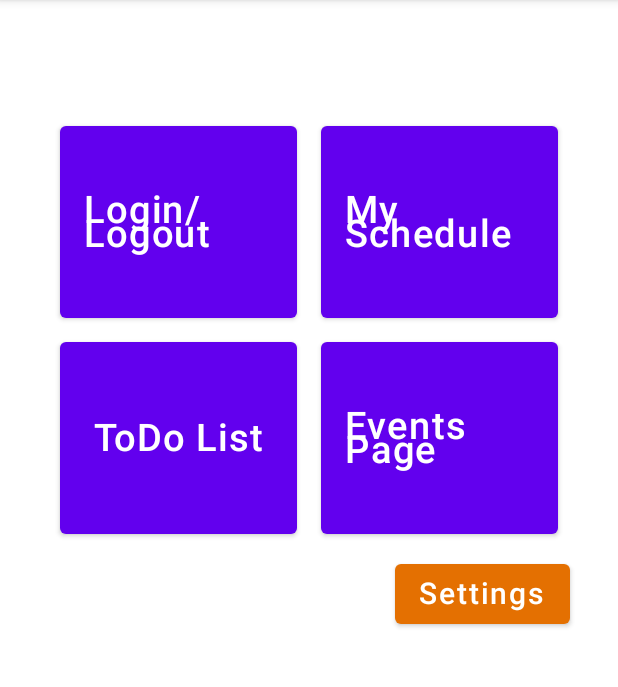
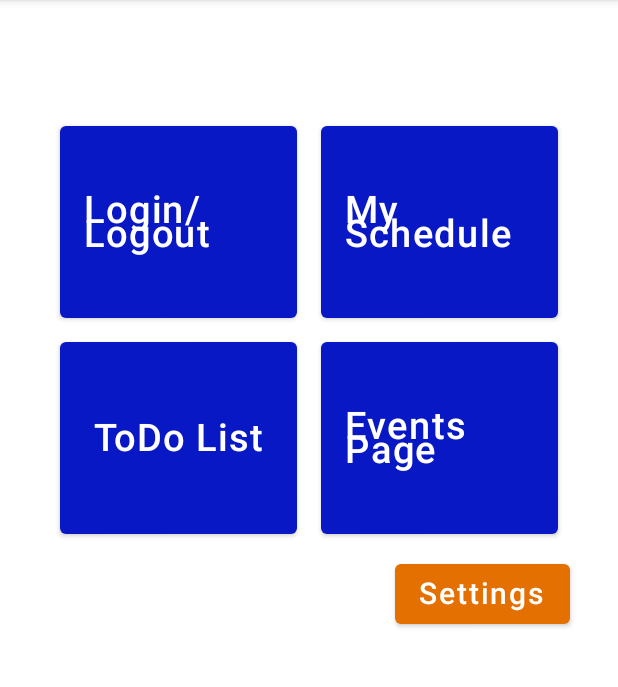
Before and after one commit to Kadehikpe14/Student_Scheduler, an Android app built with Jetpack Compose: the screen it shows after launch (HomepageActivity), on a phone screen of 412 x 824 dp, the part 84-771 px from its top. Run offline under Robolectric (Android 15) with nearby library versions, the phone set to English and light mode, and no system bars.

Commit message:
Changed color

```diff
--- a/app/src/main/java/com/example/groupproject/ui/theme/Color.kt
+++ b/app/src/main/java/com/example/groupproject/ui/theme/Color.kt
@@ -2,7 +2,7 @@ package com.example.groupproject.ui.theme
 
 import androidx.compose.ui.graphics.Color
 
-val Purple200 = Color(0xFFBB86FC)
-val Purple500 = Color(0xFF6200EE)
-val Purple700 = Color(0xFF3700B3)
-val Teal200 = Color(0xFF03DAC5)
+val Purple200 = Color(0xFFE47001)
+val Purple500 = Color(0xFF0718C4)
+val Purple700 = Color(0xFF0718C4)
+val Teal200 = Color(0xFFE47001)
```
Also changed, not shown: app/src/main/java/com/example/groupproject/AboutActivity.kt (deleted, +0 -43 lines).
